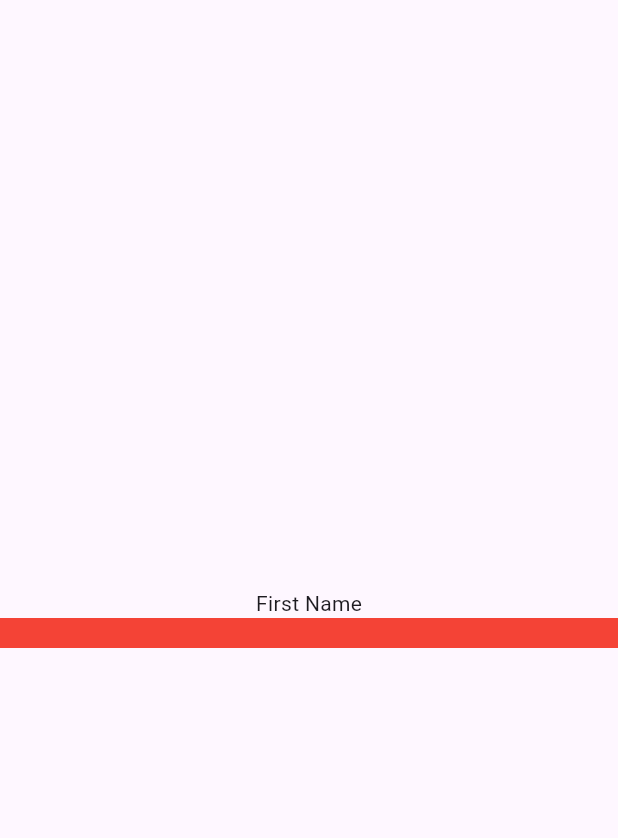
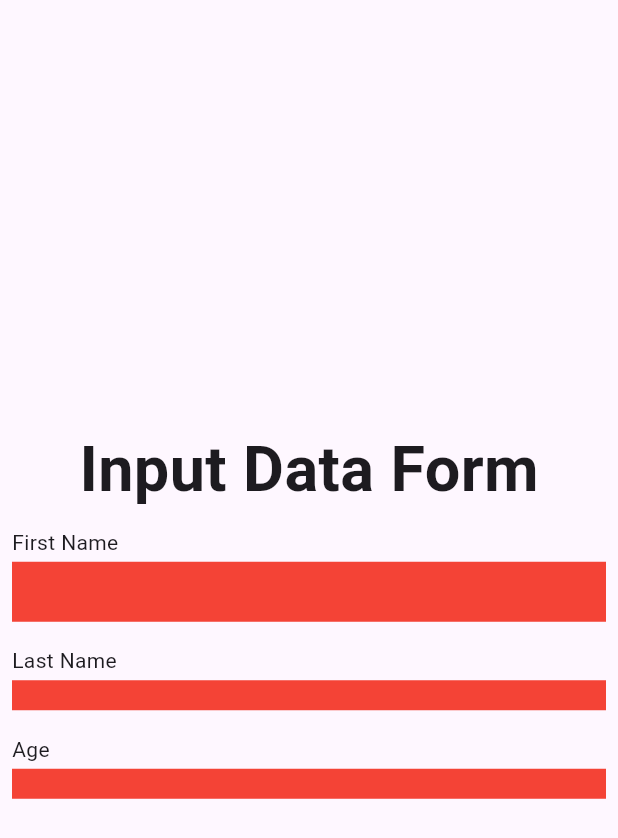
Before and after one commit to SahadRushdi/input_data_form, a Flutter app: the screen it shows after launch, on a phone screen of 412 x 824 dp. Shown: the top 838 px of the screen. Run offline on Flutter 3.47's test engine with Material 3 defaults, Android fonts, the phone set to English and light mode, and no system bars.

Commit message:
Seperated theme_data to a new file.

```diff
--- a/lib/screens/input_form_screen.dart
+++ b/lib/screens/input_form_screen.dart
@@ -1,4 +1,5 @@
 import 'package:flutter/material.dart';
+import 'package:input_data_form/theme_data.dart';
 import 'package:input_data_form/widgets/form_input_widget.dart';
 
 class InputFormScreen extends StatelessWidget {
@@ -10,14 +11,36 @@ class InputFormScreen extends StatelessWidget {
       body: Column(
         mainAxisAlignment: MainAxisAlignment.center,
         children: [
+          const Text(
+            "Input Data Form",
+            style: TextStyle(
+              fontSize: HEADER_TEXT_SIZE,
+              fontWeight: FontWeight.w700,
+            ),
+          ),
           FormInputWidget(
             name: "First Name",
-            child:
-              Container(
-                width: double.infinity,
-                height: 20,
-                color: Colors.red,
-              ),
+            child: Container(
+              width: double.infinity,
+              height: 40,
+              color: Colors.red,
+            ),
+          ),
+          FormInputWidget(
+            name: "Last Name",
+            child: Container(
+              width: double.infinity,
+              height: 20,
+              color: Colors.red,
+            ),
+          ),
+          FormInputWidget(
+            name: "Age",
+            child: Container(
+              width: double.infinity,
+              height: 20,
+              color: Colors.red,
+            ),
           ),
         ],
       ),
--- /dev/null
+++ b/lib/theme_data.dart
@@ -0,0 +1 @@
+const double HEADER_TEXT_SIZE=42;
--- a/lib/widgets/form_input_widget.dart
+++ b/lib/widgets/form_input_widget.dart
@@ -12,11 +12,16 @@ class FormInputWidget extends StatelessWidget {
 
   @override
   Widget build(BuildContext context) {
-    return Column(
-      children: [
-        Text(name),
-        child,
-      ],
+    return Padding(
+      padding: const EdgeInsets.all(8.0),
+      child: Column(
+        crossAxisAlignment: CrossAxisAlignment.start,
+        children: [
+          Text(name),
+          const SizedBox(height: 3),
+          child,
+        ],
+      ),
     );
   }
 }
```
